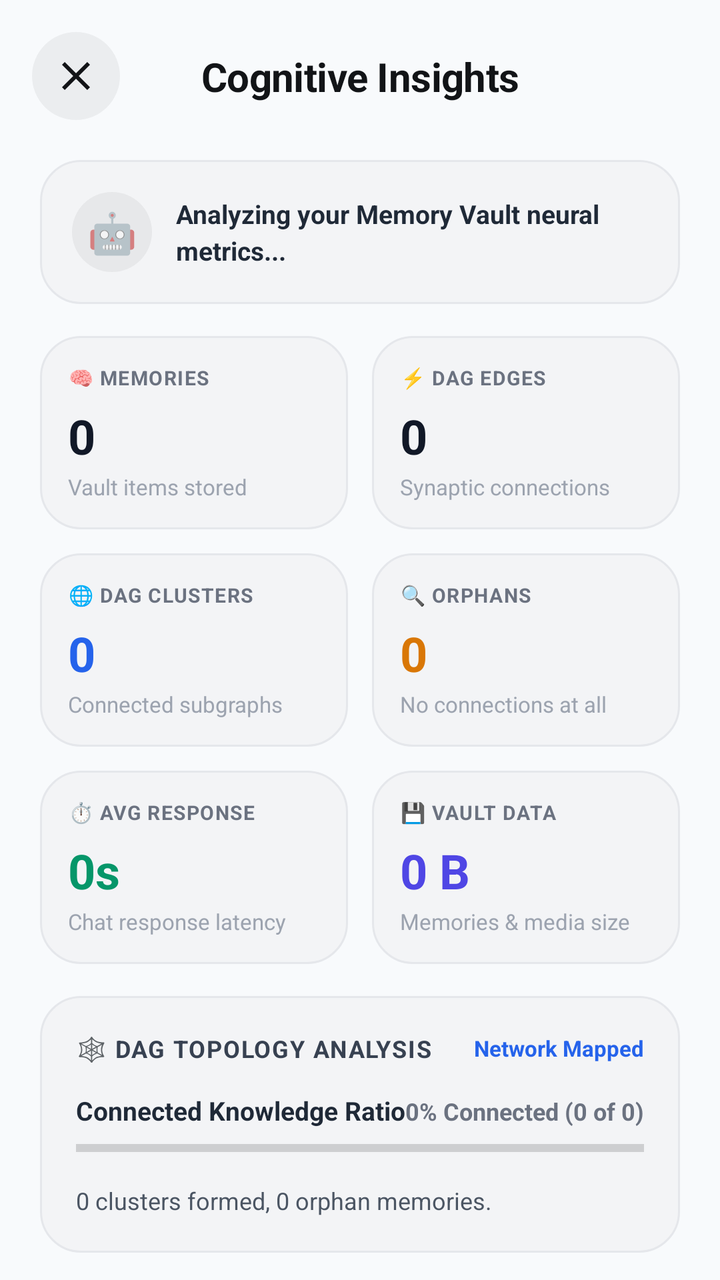
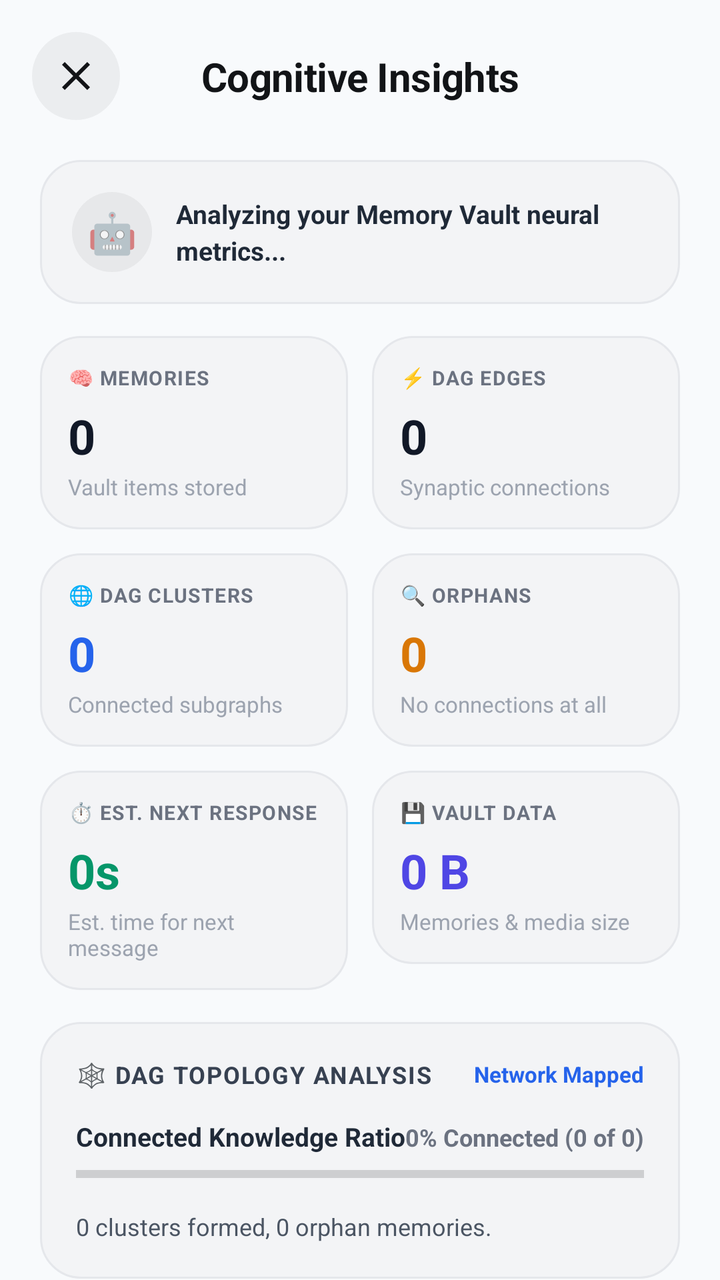

Two renders of the same Android screen: before a commit and after it. Below are the layout's source before the change and the commit's diff.
<!-- AndroidManifest.xml: activity theme Theme.AppTempeLate -->
<!-- res/layout/activity_cognitive_insights.xml -->
<?xml version="1.0" encoding="utf-8"?>
<androidx.constraintlayout.widget.ConstraintLayout xmlns:android="http://schemas.android.com/apk/res/android"
    xmlns:app="http://schemas.android.com/apk/res-auto"
    xmlns:tools="http://schemas.android.com/tools"
    android:layout_width="match_parent"
    android:layout_height="match_parent"
    android:background="#F8FAFC"
    tools:context=".CognitiveInsightsActivity">

    
    <ImageButton
        android:id="@+id/btnBack"
        android:layout_width="44dp"
        android:layout_height="44dp"
        android:layout_marginStart="16dp"
        android:layout_marginTop="16dp"
        android:background="@drawable/bg_circle_icon_button"
        android:contentDescription="Back"
        android:padding="10dp"
        android:src="@drawable/ic_close"
        app:layout_constraintStart_toStartOf="parent"
        app:layout_constraintTop_toTopOf="parent"
        app:tint="#121417" />

    <TextView
        android:id="@+id/tvInsightsTitle"
        android:layout_width="wrap_content"
        android:layout_height="wrap_content"
        android:text="Cognitive Insights"
        android:textColor="#121417"
        android:textSize="20sp"
        android:textStyle="bold"
        android:letterSpacing="-0.01"
        app:layout_constraintBottom_toBottomOf="@+id/btnBack"
        app:layout_constraintEnd_toEndOf="parent"
        app:layout_constraintStart_toStartOf="parent"
        app:layout_constraintTop_toTopOf="@+id/btnBack" />

    <ScrollView
        android:layout_width="0dp"
        android:layout_height="0dp"
        android:layout_marginTop="16dp"
        android:clipToPadding="false"
        android:paddingBottom="36dp"
        app:layout_constraintBottom_toBottomOf="parent"
        app:layout_constraintEnd_toEndOf="parent"
        app:layout_constraintStart_toStartOf="parent"
        app:layout_constraintTop_toBottomOf="@+id/btnBack">

        <LinearLayout
            android:layout_width="match_parent"
            android:layout_height="wrap_content"
            android:orientation="vertical"
            android:paddingHorizontal="20dp"
            android:paddingTop="4dp">

            
            <LinearLayout
                android:layout_width="match_parent"
                android:layout_height="wrap_content"
                android:background="@drawable/bg_metallic_card"
                android:orientation="horizontal"
                android:padding="16dp"
                android:gravity="center_vertical">

                <TextView
                    android:layout_width="40dp"
                    android:layout_height="40dp"
                    android:background="@drawable/bg_circle_icon_button"
                    android:gravity="center"
                    android:text="🤖"
                    android:textSize="20sp" />

                <TextView
                    android:id="@+id/tvHumanoidAiInsightStatement"
                    android:layout_width="0dp"
                    android:layout_height="wrap_content"
                    android:layout_weight="1"
                    android:layout_marginStart="12dp"
                    android:text="Analyzing your Memory Vault neural metrics..."
                    android:textColor="#1F2937"
                    android:textSize="13sp"
                    android:lineSpacingExtra="3dp"
                    android:textStyle="bold" />

            </LinearLayout>

            

            
            <LinearLayout
                android:layout_width="match_parent"
                android:layout_height="wrap_content"
                android:layout_marginTop="16dp"
                android:orientation="horizontal">

                
                <LinearLayout
                    android:layout_width="0dp"
                    android:layout_height="wrap_content"
                    android:layout_weight="1"
                    android:layout_marginEnd="6dp"
                    android:background="@drawable/bg_metallic_card"
                    android:orientation="vertical"
                    android:padding="14dp">

                    <LinearLayout
                        android:layout_width="match_parent"
                        android:layout_height="wrap_content"
                        android:orientation="horizontal"
                        android:gravity="center_vertical">

                        <TextView
                            android:layout_width="wrap_content"
                            android:layout_height="wrap_content"
                            android:text="🧠 MEMORIES"
                            android:textColor="#6B7280"
                            android:textSize="10sp"
                            android:textStyle="bold"
                            android:letterSpacing="0.05" />
                    </LinearLayout>

                    <TextView
                        android:id="@+id/tvStatTotalMemories"
                        android:layout_width="wrap_content"
                        android:layout_height="wrap_content"
                        android:layout_marginTop="6dp"
                        android:text="0"
                        android:textColor="#111827"
                        android:textSize="24sp"
                        android:textStyle="bold" />

                    <TextView
                        android:layout_width="wrap_content"
                        android:layout_height="wrap_content"
                        android:layout_marginTop="2dp"
                        android:text="Vault items stored"
                        android:textColor="#9CA3AF"
                        android:textSize="11sp" />
                </LinearLayout>

                
                <LinearLayout
                    android:layout_width="0dp"
                    android:layout_height="wrap_content"
                    android:layout_weight="1"
                    android:layout_marginStart="6dp"
                    android:background="@drawable/bg_metallic_card"
                    android:orientation="vertical"
                    android:padding="14dp">

                    <LinearLayout
                        android:layout_width="match_parent"
                        android:layout_height="wrap_content"
                        android:orientation="horizontal"
                        android:gravity="center_vertical">

                        <TextView
                            android:layout_width="wrap_content"
                            android:layout_height="wrap_content"
                            android:text="⚡ DAG EDGES"
                            android:textColor="#6B7280"
                            android:textSize="10sp"
                            android:textStyle="bold"
                            android:letterSpacing="0.05" />
                    </LinearLayout>

                    <TextView
                        android:id="@+id/tvStatDagEdges"
                        android:layout_width="wrap_content"
                        android:layout_height="wrap_content"
                        android:layout_marginTop="6dp"
                        android:text="0"
                        android:textColor="#111827"
                        android:textSize="24sp"
                        android:textStyle="bold" />

                    <TextView
                        android:layout_width="wrap_content"
                        android:layout_height="wrap_content"
                        android:layout_marginTop="2dp"
                        android:text="Synaptic connections"
                        android:textColor="#9CA3AF"
                        android:textSize="11sp" />
                </LinearLayout>

            </LinearLayout>

            
            <LinearLayout
                android:layout_width="match_parent"
                android:layout_height="wrap_content"
                android:layout_marginTop="12dp"
                android:orientation="horizontal">

                
                <LinearLayout
                    android:layout_width="0dp"
                    android:layout_height="wrap_content"
                    android:layout_weight="1"
                    android:layout_marginEnd="6dp"
                    android:background="@drawable/bg_metallic_card"
                    android:orientation="vertical"
                    android:padding="14dp">

                    <LinearLayout
                        android:layout_width="match_parent"
                        android:layout_height="wrap_content"
                        android:orientation="horizontal"
                        android:gravity="center_vertical">

                        <TextView
                            android:layout_width="wrap_content"
                            android:layout_height="wrap_content"
                            android:text="🌐 DAG CLUSTERS"
                            android:textColor="#6B7280"
                            android:textSize="10sp"
                            android:textStyle="bold"
                            android:letterSpacing="0.05" />
                    </LinearLayout>

                    <TextView
                        android:id="@+id/tvStatClusters"
                        android:layout_width="wrap_content"
                        android:layout_height="wrap_content"
                        android:layout_marginTop="6dp"
                        android:text="0"
                        android:textColor="#2563EB"
                        android:textSize="24sp"
                        android:textStyle="bold" />

                    <TextView
                        android:layout_width="wrap_content"
                        android:layout_height="wrap_content"
                        android:layout_marginTop="2dp"
                        android:text="Connected subgraphs"
                        android:textColor="#9CA3AF"
                        android:textSize="11sp" />
                </LinearLayout>

                
                <LinearLayout
                    android:layout_width="0dp"
                    android:layout_height="wrap_content"
                    android:layout_weight="1"
                    android:layout_marginStart="6dp"
                    android:background="@drawable/bg_metallic_card"
                    android:orientation="vertical"
                    android:padding="14dp">

                    <LinearLayout
                        android:layout_width="match_parent"
                        android:layout_height="wrap_content"
                        android:orientation="horizontal"
                        android:gravity="center_vertical">

                        <TextView
                            android:layout_width="wrap_content"
                            android:layout_height="wrap_content"
                            android:text="🔍 ORPHANS"
                            android:textColor="#6B7280"
                            android:textSize="10sp"
                            android:textStyle="bold"
                            android:letterSpacing="0.05" />
                    </LinearLayout>

                    <TextView
                        android:id="@+id/tvStatOrphans"
                        android:layout_width="wrap_content"
                        android:layout_height="wrap_content"
                        android:layout_marginTop="6dp"
                        android:text="0"
                        android:textColor="#D97706"
                        android:textSize="24sp"
                        android:textStyle="bold" />

                    <TextView
                        android:layout_width="wrap_content"
                        android:layout_height="wrap_content"
                        android:layout_marginTop="2dp"
                        android:text="No connections at all"
                        android:textColor="#9CA3AF"
                        android:textSize="11sp" />
                </LinearLayout>

            </LinearLayout>

            
            <LinearLayout
                android:layout_width="match_parent"
                android:layout_height="wrap_content"
                android:layout_marginTop="12dp"
                android:orientation="horizontal">

                
                <LinearLayout
                    android:layout_width="0dp"
                    android:layout_height="wrap_content"
                    android:layout_weight="1"
                    android:layout_marginEnd="6dp"
                    android:background="@drawable/bg_metallic_card"
                    android:orientation="vertical"
                    android:padding="14dp">

                    <LinearLayout
                        android:layout_width="match_parent"
                        android:layout_height="wrap_content"
                        android:orientation="horizontal"
                        android:gravity="center_vertical">

                        <TextView
                            android:layout_width="wrap_content"
                            android:layout_height="wrap_content"
                            android:text="⏱️ AVG RESPONSE"
                            android:textColor="#6B7280"
                            android:textSize="10sp"
                            android:textStyle="bold"
                            android:letterSpacing="0.05" />
                    </LinearLayout>

                    <TextView
                        android:id="@+id/tvStatAvgResponseTime"
                        android:layout_width="wrap_content"
                        android:layout_height="wrap_content"
                        android:layout_marginTop="6dp"
                        android:text="0s"
                        android:textColor="#059669"
                        android:textSize="24sp"
                        android:textStyle="bold" />

                    <TextView
                        android:layout_width="wrap_content"
                        android:layout_height="wrap_content"
                        android:layout_marginTop="2dp"
                        android:text="Chat response latency"
                        android:textColor="#9CA3AF"
                        android:textSize="11sp" />
                </LinearLayout>

                
                <LinearLayout
                    android:layout_width="0dp"
                    android:layout_height="wrap_content"
                    android:layout_weight="1"
                    android:layout_marginStart="6dp"
                    android:background="@drawable/bg_metallic_card"
                    android:orientation="vertical"
                    android:padding="14dp">

                    <LinearLayout
                        android:layout_width="match_parent"
                        android:layout_height="wrap_content"
                        android:orientation="horizontal"
                        android:gravity="center_vertical">

                        <TextView
                            android:layout_width="wrap_content"
                            android:layout_height="wrap_content"
                            android:text="💾 VAULT DATA"
                            android:textColor="#6B7280"
                            android:textSize="10sp"
                            android:textStyle="bold"
                            android:letterSpacing="0.05" />
                    </LinearLayout>

                    <TextView
                        android:id="@+id/tvStatTotalDataSize"
                        android:layout_width="wrap_content"
                        android:layout_height="wrap_content"
                        android:layout_marginTop="6dp"
                        android:text="0 B"
                        android:textColor="#4F46E5"
                        android:textSize="24sp"
                        android:textStyle="bold" />

                    <TextView
                        android:layout_width="wrap_content"
                        android:layout_height="wrap_content"
                        android:layout_marginTop="2dp"
                        android:text="Memories &amp; media size"
                        android:textColor="#9CA3AF"
                        android:textSize="11sp" />
                </LinearLayout>

            </LinearLayout>

            
            <LinearLayout
                android:layout_width="match_parent"
                android:layout_height="wrap_content"
                android:layout_marginTop="16dp"
                android:background="@drawable/bg_metallic_card"
                android:orientation="vertical"
                android:padding="18dp">

                <LinearLayout
                    android:layout_width="match_parent"
                    android:layout_height="wrap_content"
                    android:orientation="horizontal"
                    android:gravity="center_vertical">

                    <TextView
                        android:layout_width="wrap_content"
                        android:layout_height="wrap_content"
                        android:text="🕸️ DAG TOPOLOGY ANALYSIS"
                        android:textColor="#374151"
                        android:textSize="12sp"
                        android:textStyle="bold"
                        android:letterSpacing="0.05" />

                    <View
                        android:layout_width="0dp"
                        android:layout_height="1dp"
                        android:layout_weight="1" />

                    <TextView
                        android:id="@+id/tvTopologyStatus"
                        android:layout_width="wrap_content"
                        android:layout_height="wrap_content"
                        android:text="Network Mapped"
                        android:textColor="#2563EB"
                        android:textSize="11sp"
                        android:textStyle="bold" />
                </LinearLayout>

                
                <LinearLayout
                    android:layout_width="match_parent"
                    android:layout_height="wrap_content"
                    android:layout_marginTop="14dp"
                    android:orientation="horizontal">

                    <TextView
                        android:layout_width="0dp"
                        android:layout_height="wrap_content"
                        android:layout_weight="1"
                        android:text="Connected Knowledge Ratio"
                        android:textColor="#1F2937"
                        android:textSize="13sp"
                        android:textStyle="bold" />

                    <TextView
                        android:id="@+id/tvConnectedRatio"
                        android:layout_width="wrap_content"
                        android:layout_height="wrap_content"
                        android:text="0% Connected (0 of 0)"
                        android:textColor="#6B7280"
                        android:textSize="12sp"
                        android:textStyle="bold" />
                </LinearLayout>

                <ProgressBar
                    android:id="@+id/pbConnectedRatio"
                    style="?android:attr/progressBarStyleHorizontal"
                    android:layout_width="match_parent"
                    android:layout_height="8dp"
                    android:layout_marginTop="6dp"
                    android:max="100"
                    android:progress="0"
                    android:progressTint="#2563EB" />

                
                <TextView
                    android:id="@+id/tvClusterSummary"
                    android:layout_width="wrap_content"
                    android:layout_height="wrap_content"
                    android:layout_marginTop="14dp"
                    android:text="0 clusters formed, 0 orphan memories."
                    android:textColor="#4B5563"
                    android:textSize="12sp"
                    android:lineSpacingExtra="2dp" />

            </LinearLayout>

        </LinearLayout>

    </ScrollView>

</androidx.constraintlayout.widget.ConstraintLayout>
<!-- resources referenced by this layout -->
<resources>
  <!-- drawable bg_circle_icon_button (drawable) -->
  <?xml version="1.0" encoding="utf-8"?>
  <ripple xmlns:android="http://schemas.android.com/apk/res/android"
      android:color="#1F000000">
      <item>
          <shape android:shape="oval">
              <solid android:color="#0D000000" />
          </shape>
      </item>
  </ripple>
  <!-- drawable bg_metallic_card (drawable) -->
  <?xml version="1.0" encoding="utf-8"?>
  <shape xmlns:android="http://schemas.android.com/apk/res/android"
      android:shape="rectangle">
      <solid android:color="#F3F4F6" />
      <corners android:radius="20dp" />
      <stroke
          android:width="1dp"
          android:color="#E5E7EB" />
  </shape>
  <!-- drawable ic_close (drawable) -->
  <vector xmlns:android="http://schemas.android.com/apk/res/android"
      android:width="24dp"
      android:height="24dp"
      android:viewportWidth="24"
      android:viewportHeight="24">
    <path
        android:fillColor="#D8DCDE"
        android:pathData="M19,6.41L17.59,5 12,10.59 6.41,5 5,6.41 10.59,12 5,17.59 6.41,19 12,13.41 17.59,19 19,17.59 13.41,12z"/>
  </vector>
  <style name="Theme.AppTempeLate" parent="Theme.MaterialComponents.DayNight.NoActionBar">
          
          <item name="windowActionBar">false</item>
          <item name="windowNoTitle">true</item>
          <item name="android:windowActionBar">false</item>
          <item name="android:windowNoTitle">true</item>
  
          
          <item name="android:windowBackground">@color/white</item>
          <item name="android:statusBarColor">@color/white</item>
          <item name="android:windowLightStatusBar">true</item>
          <item name="android:navigationBarColor">@color/white</item>
      </style>
  <color name="white">#FFFFFF</color>
</resources>

<!-- the commit's change to res/layout/activity_cognitive_insights.xml (unified diff, before → after) -->
@@ -311,7 +311,7 @@
                         <TextView
                             android:layout_width="wrap_content"
                             android:layout_height="wrap_content"
-                            android:text="⏱️ AVG RESPONSE"
+                            android:text="⏱️ EST. NEXT RESPONSE"
                             android:textColor="#6B7280"
                             android:textSize="10sp"
                             android:textStyle="bold"
@@ -332,7 +332,7 @@
                         android:layout_width="wrap_content"
                         android:layout_height="wrap_content"
                         android:layout_marginTop="2dp"
-                        android:text="Chat response latency"
+                        android:text="Est. time for next message"
                         android:textColor="#9CA3AF"
                         android:textSize="11sp" />
                 </LinearLayout>
